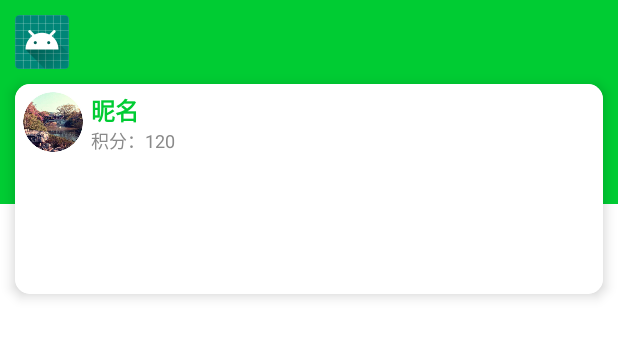
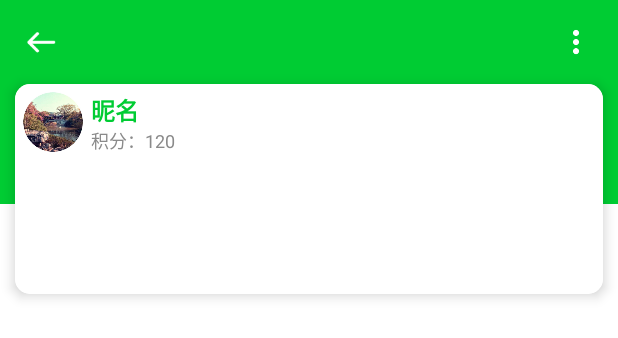
Before and after one commit to HelloEthanY/Journey, an Android app: the layout fragment_home_mine.xml on its own in the app's theme, with its tools: preview values and no code run, on a phone screen of 412 x 824 dp. Shown: the top 338 px of the screen. Run offline under Robolectric (Android 15) with nearby library versions, the phone set to English and light mode, and no system bars.

Commit message:
首页完成

```diff
--- a/app/src/main/java/com/journey/org/ui/main/home_mine/HomeMineFragment.java
+++ b/app/src/main/java/com/journey/org/ui/main/home_mine/HomeMineFragment.java
@@ -46,9 +46,9 @@ public class HomeMineFragment extends BaseLazyFragment<FragmentHomeMineBinding,
     public void initStatusBar() {
         super.initStatusBar();
         ConstraintLayout.LayoutParams layoutParams =
-                (ConstraintLayout.LayoutParams) binding.layoutStatusBar.getLayoutParams();
+                (ConstraintLayout.LayoutParams) binding.include.layoutStatusBar.getLayoutParams();
         layoutParams.height = SPUtils.getInstance().getInt("toolbarHeight");
-        binding.layoutStatusBar.setLayoutParams(layoutParams);
+        binding.include.layoutStatusBar.setLayoutParams(layoutParams);
     }
 
     @Override
--- a/app/src/main/java/com/journey/org/ui/main/home_mine/HomeMineViewModel.java
+++ b/app/src/main/java/com/journey/org/ui/main/home_mine/HomeMineViewModel.java
@@ -24,7 +24,8 @@ public class HomeMineViewModel extends BaseToolbarViewModel {
     // 初始化 toolbar
     public void initToolbar() {
         setToolbarTitle("我的");
-        setVisiableLeft(false);
+        setVisibleLeft(false);
+        setVisibleMenu(false);
     }
 
 
--- a/app/src/main/java/com/journey/org/ui/main/home_page/HomePageItemViewModel.java
+++ b/app/src/main/java/com/journey/org/ui/main/home_page/HomePageItemViewModel.java
@@ -25,10 +25,10 @@ public class HomePageItemViewModel extends ItemViewModel<HomePageViewModel> {
     }
 
     // item 的点击事件
-    public BindingCommand onClickItem = new BindingCommand(new BindingAction() {
+    public BindingCommand onClickItemCommand = new BindingCommand(new BindingAction() {
         @Override
         public void call() {
-          //  viewModel.onClickItemEvent.setValue(url);
+            viewModel.onClickItemEvent.setValue(url);
         }
     });
 
--- a/app/src/main/java/com/journey/org/ui/main/home_page/HomeViewPagerItemViewModel.java
+++ b/app/src/main/java/com/journey/org/ui/main/home_page/HomeViewPagerItemViewModel.java
@@ -24,7 +24,7 @@ public class HomeViewPagerItemViewModel extends ItemViewModel<HomePageViewModel>
     }
 
     // item 的点击事件
-    public BindingCommand onClickItem = new BindingCommand(new BindingAction() {
+    public BindingCommand onClickItemCommand = new BindingCommand(new BindingAction() {
         @Override
         public void call() {
             viewModel.onClickBannerItemEvent.setValue(dataBean);
--- a/app/src/main/res/layout/fragment_home_mine.xml
+++ b/app/src/main/res/layout/fragment_home_mine.xml
@@ -16,21 +16,12 @@
         android:layout_width="match_parent"
         android:layout_height="match_parent">
 
-        <FrameLayout
-            android:id="@+id/layout_status_bar"
-            android:layout_width="match_parent"
-            android:layout_height="wrap_content"
-            android:background="@color/colorPrimary"
-            app:layout_constraintTop_toTopOf="parent">
-
-        </FrameLayout>
-
         <include
             android:id="@+id/include"
             layout="@layout/layout_toolbar"
             android:layout_width="match_parent"
             android:layout_height="wrap_content"
-            app:layout_constraintTop_toBottomOf="@+id/layout_status_bar"
+            app:layout_constraintTop_toTopOf="parent"
             binding:toolbarViewModel="@{viewModel.toolbarViewModel}" />
 
         <FrameLayout
--- a/app/src/main/res/layout/item_home_page.xml
+++ b/app/src/main/res/layout/item_home_page.xml
@@ -17,7 +17,7 @@
         android:layout_height="wrap_content"
         android:layout_margin="5dp"
         android:background="@drawable/ic_corner_half_bg"
-        binding:onClickCommand="@{viewModel.onClickItem}">
+        binding:onClickCommand="@{viewModel.onClickItemCommand}">
         <!--景区图片-->
         <com.journey.org.ui.custom.UpperCornerImageView
             android:id="@+id/iv_icon"
--- a/app/src/main/res/layout/item_home_page_view_pager.xml
+++ b/app/src/main/res/layout/item_home_page_view_pager.xml
@@ -15,7 +15,7 @@
     <android.support.constraint.ConstraintLayout
         android:layout_width="match_parent"
         android:layout_height="match_parent"
-        binding:onClickCommand="@{viewModel.onClickItem}">
+        binding:onClickCommand="@{viewModel.onClickItemCommand}">
 
         <ImageView
             android:layout_width="match_parent"
--- a/app/src/main/res/layout/layout_toolbar.xml
+++ b/app/src/main/res/layout/layout_toolbar.xml
@@ -14,13 +14,26 @@
 
     </data>
 
+    <android.support.constraint.ConstraintLayout
+        android:layout_width="match_parent"
+        android:layout_height="wrap_content">
+
+        <FrameLayout
+            android:id="@+id/layout_status_bar"
+            android:layout_width="match_parent"
+            android:layout_height="wrap_content"
+            android:background="@color/colorPrimary"
+            app:layout_constraintTop_toTopOf="parent">
+
+        </FrameLayout>
+
         <android.support.v7.widget.Toolbar
             android:id="@+id/toolbar_mine"
             android:layout_width="match_parent"
             android:layout_height="?attr/actionBarSize"
             android:background="@color/colorPrimary"
             app:contentInsetStart="0dp"
-        app:layout_constraintTop_toBottomOf="@+id/mine_head">
+            app:layout_constraintTop_toBottomOf="@+id/layout_status_bar">
 
             <RelativeLayout
                 android:layout_width="match_parent"
@@ -33,8 +46,8 @@
                     android:layout_alignParentLeft="true"
                     android:layout_centerVertical="true"
                     android:background="?selectableItemBackground"
-                android:padding="10dp"
-                android:src="@mipmap/ic_launcher"
+                    android:padding="15dp"
+                    android:src="@mipmap/ic_white_return"
                     android:visibility="@{toolbarViewModel.onShowFinish?View.VISIBLE:View.GONE}"
                     binding:onClickCommand="@{toolbarViewModel.onClickFinishCommand}" />
 
@@ -47,6 +60,21 @@
                     android:textColor="@color/colorWhite"
                     android:textSize="@dimen/toolbar_title_size"
                     android:textStyle="bold" />
+
+                <ImageView
+                    android:id="@+id/iv_menu"
+                    android:layout_width="?attr/actionBarSize"
+                    android:layout_height="?attr/actionBarSize"
+                    android:layout_alignParentRight="true"
+                    android:layout_centerVertical="true"
+                    android:background="?selectableItemBackground"
+                    android:padding="18dp"
+                    android:src="@mipmap/ic_round_menu"
+                    android:visibility="@{toolbarViewModel.onShowMenu?View.VISIBLE:View.GONE}"
+                    binding:onClickCommand="@{toolbarViewModel.onClickMenuCommand}" />
+
             </RelativeLayout>
         </android.support.v7.widget.Toolbar>
+    </android.support.constraint.ConstraintLayout>
+
 </layout>
```
Also changed, not shown: app/src/main/AndroidManifest.xml (+7 -0 lines), app/src/main/java/com/journey/org/app/base/BaseToolbarViewModel.java (+19 -3 lines), app/src/main/java/com/journey/org/ui/main/home_page/HomePageFragment.java (+8 -4 lines), app/src/main/java/com/journey/org/ui/main/home_page/page_detail/PageDetailFragment.java (added, +63 -0 lines), app/src/main/java/com/journey/org/ui/main/home_page/page_detail/PageDetailViewModel.java (added, +27 -0 lines), app/src/main/res/layout/fragment_page_detail.xml (added, +65 -0 lines), app/src/main/res/mipmap-xhdpi/ic_round_menu.png (added), app/src/main/res/mipmap-xhdpi/ic_white_return.png (added). Lines whose indentation alone changed are shown as unchanged.
